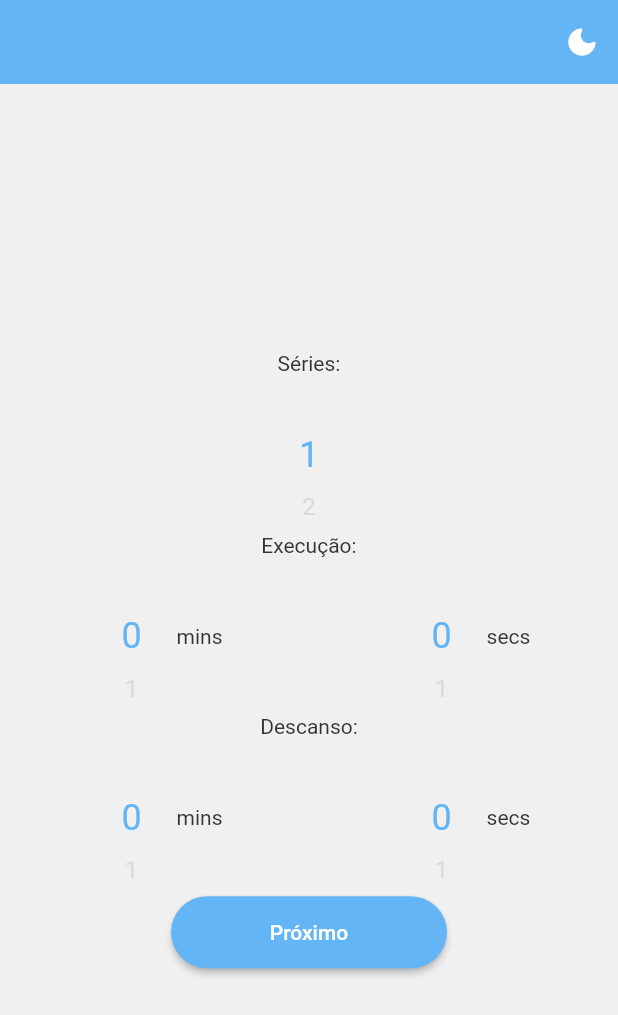
After one commit to CiroDom/training_timer, a Flutter app: the screen it shows after launch, on a phone screen of 412 x 824 dp. The commit adds this screen. Shown: the top 1015 px of the screen. Run offline on Flutter 3.47's test engine with Material 2 defaults, Android fonts, the phone set to English and light mode, and no system bars; drawn by our look-alikes of numberpicker; our stand-ins replace audioplayers; Roboto replaces fonts that are missing (Montserrat).

Commit message:
modificação de vm para presenter - primeira subida

```diff
--- a/lib/core/classes/models/time_training.dart
+++ b/lib/core/classes/models/time_training.dart
@@ -1,10 +1,13 @@
 class TimeTraining {
   final int seriesNumber;
+  final int countdown;
   final Duration executionDuration;
   final Duration restDuration;
 
-  TimeTraining(
-      {required this.seriesNumber,
+  const TimeTraining(
+      {int howManyCountdown = 5,
+      required this.seriesNumber,
       required this.executionDuration,
-      required this.restDuration});
+      required this.restDuration})
+      : countdown = howManyCountdown;
 }
--- a/lib/core/view_models/vm_initial_view.dart
+++ b/lib/core/presenters/pres_initial_view.dart
@@ -1,9 +1,10 @@
 import 'package:flutter/material.dart';
 import 'package:training_timer/core/classes/models/time_training.dart';
-import 'package:training_timer/core/view_models/vm_timer_view.dart';
-import 'package:training_timer/ui/views/timer_view.dart';
+import 'package:training_timer/core/presenters/pres_timer_train.dart';
 
-class VmInitialView extends ChangeNotifier {
+import '../../ui/views/complete_views/time_view.dart';
+
+class PresInitialView extends ChangeNotifier {
   int _seriesNumber = 1;
   int _execMin = 0;
   int _execSec = 0;
--- a/lib/core/view_models/vm_timer_view.dart
+++ b/lib/core/presenters/pres_timer_train.dart
@@ -87,7 +87,7 @@ class VmTimerView extends ChangeNotifier {
       _secsToString(_seconds);
 
       _visual = '$_stringMin:$_stringSec';
-      if (currentSeconds <= 5) {
+      if (currentSeconds <= _model.countdown) {
         _playSound(countdownSoundPath);
       }
       _percentageTime = currentSeconds / restOrExecTotalSecs;
--- a/lib/material_app/training_timer_app.dart
+++ b/lib/material_app/training_timer_app.dart
@@ -1,25 +1,26 @@
 import 'package:flutter/material.dart';
 import 'package:provider/provider.dart';
-import 'package:training_timer/core/view_models/vm_initial_view.dart';
+import 'package:training_timer/core/presenters/pres_initial_view.dart';
 import 'package:training_timer/ui/provider_models/theme_model.dart';
 import 'package:training_timer/ui/res/our_themes.dart';
 
-import '../ui/views/initial_view.dart';
+import '../ui/views/complete_views/initial_view.dart';
 
 class TrainingTimerApp extends StatelessWidget {
   const TrainingTimerApp({super.key});
 
   @override
   Widget build(BuildContext context) {
-    final viemModel = VmInitialView();
-    ThemeMode ourThemeMode = Provider.of<ThemeModel>(context, listen: true).getOurThemeMode;
+    final presenter = PresInitialView();
+    ThemeMode ourThemeMode =
+        Provider.of<ThemeModel>(context, listen: true).getOurThemeMode;
 
     return MaterialApp(
       debugShowCheckedModeBanner: false,
       themeMode: ourThemeMode,
       theme: OurThemes.light,
       darkTheme: OurThemes.dark,
-      home: InitialView(viewModel: viemModel),
+      home: InitialView(presenter: presenter),
     );
   }
 }
--- /dev/null
+++ b/lib/ui/views/complete_views/initial_view.dart
@@ -0,0 +1,43 @@
+import 'package:flutter/material.dart';
+import 'package:provider/provider.dart';
+import 'package:training_timer/core/classes/enum/time_train_picker_infos.dart';
+import 'package:training_timer/core/presenters/pres_initial_view.dart';
+import '../../components/buttons/next_step_button.dart';
+import '../../components/pickers/our_serie_picker.dart';
+import '../../components/pickers/our_timer_pickers.dart';
+import '../../provider_models/theme_model.dart';
+import '../pages/page_timer_train.dart';
+
+class InitialView extends StatelessWidget {
+  final PresInitialView presenter;
+
+  const InitialView({super.key, required this.presenter});
+
+  @override
+  Widget build(BuildContext context) {
+    final darkMode = Theme.of(context).brightness != Brightness.light;
+
+    return AnimatedBuilder(
+        animation: presenter,
+        builder: (context, child) {
+          return Scaffold(
+            appBar: AppBar(
+              elevation: 0.0,
+              actions: [
+                IconButton(
+                  icon: Icon(
+                      Provider.of<ThemeModel>(context, listen: false).getIcon),
+                  onPressed: Provider.of<ThemeModel>(context, listen: false)
+                      .switchThemeMode,
+                )
+              ],
+            ),
+            body: PageView(
+              children: [
+                PageTimerTrain(darkMode: darkMode, presenter: presenter)
+              ],
+            ),
+          );
+        });
+  }
+}
--- a/lib/ui/views/timer_view.dart
+++ b/lib/ui/views/complete_views/time_view.dart
@@ -1,12 +1,12 @@
 import 'package:flutter/material.dart';
 import 'package:provider/provider.dart';
-import 'package:training_timer/core/view_models/vm_timer_view.dart';
+import 'package:training_timer/core/presenters/pres_timer_train.dart';
 import 'package:training_timer/ui/components/buttons/play_pause_row.dart';
 import 'package:training_timer/ui/provider_models/theme_model.dart';
 import 'package:training_timer/ui/res/our_colors.dart';
 import 'package:training_timer/ui/res/our_styles.dart';
 
-import '../components/buttons/next_step_button.dart';
+import '../../components/buttons/next_step_button.dart';
 
 class TimerView extends StatelessWidget {
   final VmTimerView viewModel;
--- /dev/null
+++ b/lib/ui/views/pages/page_timer_train.dart
@@ -0,0 +1,43 @@
+import 'package:flutter/material.dart';
+
+import '../../../core/classes/enum/time_train_picker_infos.dart';
+import '../../../core/presenters/pres_initial_view.dart';
+import '../../components/buttons/next_step_button.dart';
+import '../../components/pickers/our_serie_picker.dart';
+import '../../components/pickers/our_timer_pickers.dart';
+
+class PageTimerTrain extends StatelessWidget {
+  const PageTimerTrain({
+    super.key,
+    required this.darkMode,
+    required this.presenter,
+  });
+
+  final bool darkMode;
+  final PresInitialView presenter;
+
+  @override
+  Widget build(BuildContext context) {
+    return Column(
+      mainAxisAlignment: MainAxisAlignment.center,
+      children: [
+        OurSeriePicker(
+            darkMode: darkMode,
+            minValue: TimeTrainPickerInfos.values[0].minValue,
+            maxValue: TimeTrainPickerInfos.values[0].maxValue,
+            value: presenter.getSeriesNumber,
+            setter: presenter.getSetterList()[0],
+            doubleTapFunc: presenter.getAddNumberList()[0]),
+        OurTimerPickers(
+          darkMode: darkMode,
+          timeTrainPickerInfos: TimeTrainPickerInfos.values,
+          getSetterList: presenter.getSetterList(),
+          getGetterList: presenter.getGetterList(),
+          doubleTapFunc: presenter.getAddNumberList(),
+        ),
+        NextStepButton(
+            text: 'Próximo', onPressed: () => presenter.goToTimerView(context)),
+      ],
+    );
+  }
+}
```
Also changed, not shown: lib/core/classes/models/rep_training.dart (+11 -4 lines), lib/ui/views/initial_view.dart (deleted, +0 -58 lines), lib/ui/views/pages/page_prop_rest_train.dart (added), lib/ui/views/pages/page_rep_based_train.dart (added).
